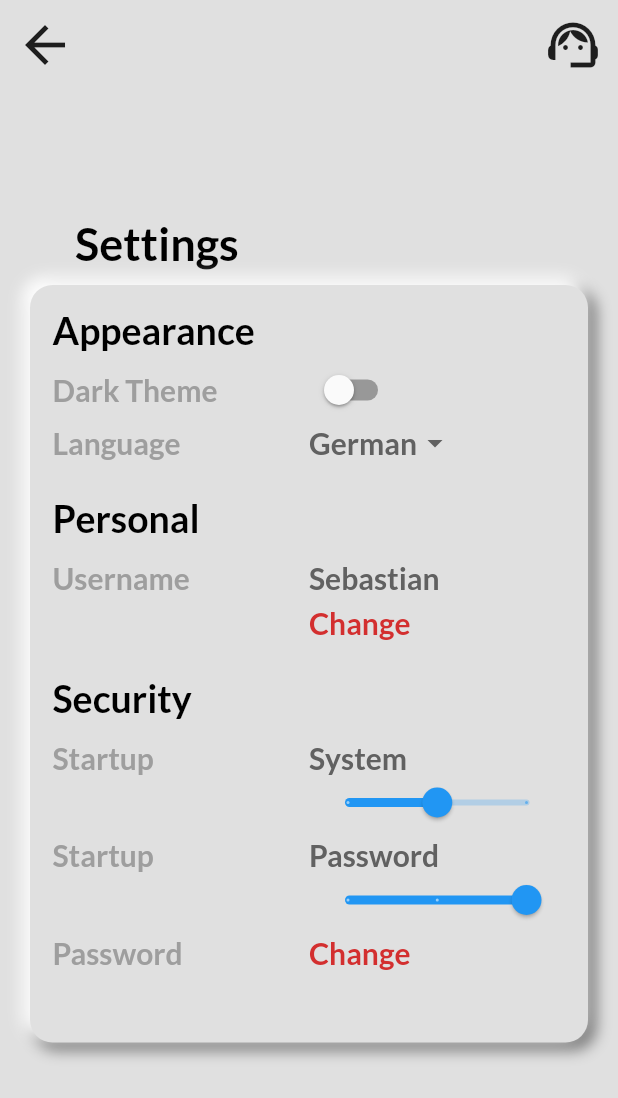
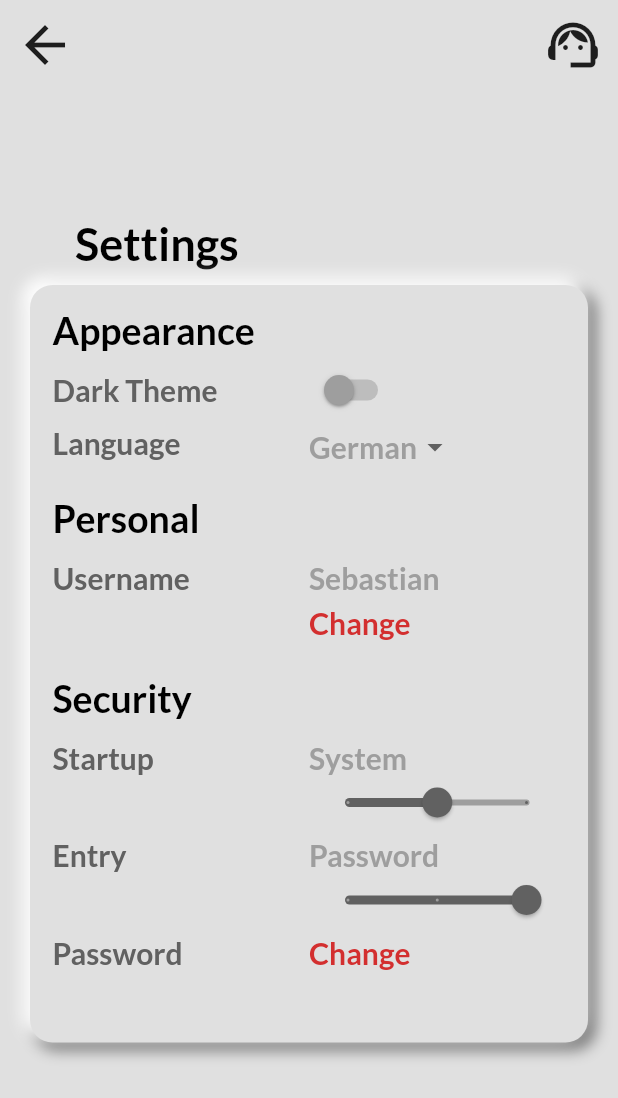
Before and after one commit to bastidmn/passwords_manager, a Flutter app: the screen it shows after launch, scrolled down 576 dp, after a tap on the "settings" icon, on a phone screen of 412 x 824 dp. Shown: the top 1098 px of the screen. Run offline on Flutter 3.47's test engine with Material 2 defaults, Android fonts, the phone set to English and light mode, and no system bars; our stand-ins replace flutter_inset_box_shadow, google_fonts, sticky_headers.

Commit message:
changed color theme

```diff
--- a/lib/visual/home_screen.dart
+++ b/lib/visual/home_screen.dart
@@ -16,6 +16,7 @@ class HomeScreen extends StatefulWidget {
 class _HomeScreenState extends State<HomeScreen>
     with SingleTickerProviderStateMixin {
   bool isPressed;
+  bool isVisible;
   bool dialShown;
   bool isFocused = false;
   AnimationController _controller1;
@@ -27,6 +28,7 @@ class _HomeScreenState extends State<HomeScreen>
   void initState() {
     super.initState();
     isPressed = false;
+    isVisible = false;
     dialShown = false;
     align1 = Alignment(
       0.0,
@@ -80,6 +82,8 @@ class _HomeScreenState extends State<HomeScreen>
                       : Duration(milliseconds: 200),
                   alignment: align1,
                   curve: isPressed ? Curves.easeIn : Curves.easeOut,
+                  child: Visibility(
+                    visible: isVisible,
                     child: AnimatedContainer(
                       duration: Duration(milliseconds: 100),
                       curve: isPressed ? Curves.easeIn : Curves.easeOut,
@@ -107,6 +111,7 @@ class _HomeScreenState extends State<HomeScreen>
                         child: Icon(
                           Icons.add,
                           size: 30,
+                        ),
                       ),
                     ),
                   ),
@@ -157,6 +162,7 @@ class _HomeScreenState extends State<HomeScreen>
                       if (!isPressed) {
                         isPressed = !isPressed;
                         _controller1.forward();
+                        isVisible = true;
                         Future.delayed(Duration(milliseconds: 50), () {
                           setState(() {
                             align1 = Alignment(
--- a/lib/visual/settings_screen.dart
+++ b/lib/visual/settings_screen.dart
@@ -130,7 +130,7 @@ class _SettingsScreenState extends State<SettingsScreen> {
                                 'Dark Theme',
                                 style: GoogleFonts.lato(
                                   //color: Colors.red[800],
-                                  color: Colors.grey[500],
+                                  color: Colors.grey[700],
                                   fontSize: 20.0,
                                   fontWeight: FontWeight.w600,
                                 ),
@@ -142,6 +142,9 @@ class _SettingsScreenState extends State<SettingsScreen> {
                                 alignment: Alignment.centerLeft,
                                 child: Switch(
                                   value: _darkTheme,
+                                  activeColor: Colors.grey[700],
+                                  inactiveTrackColor: Colors.grey[400],
+                                  inactiveThumbColor: Colors.grey[500],
                                   onChanged: (bool newValue) {
                                     setState(() {
                                       _darkTheme = newValue;
@@ -164,7 +167,7 @@ class _SettingsScreenState extends State<SettingsScreen> {
                                 'Language',
                                 style: GoogleFonts.lato(
                                   //color: Colors.red[800],
-                                  color: Colors.grey[500],
+                                  color: Colors.grey[700],
                                   fontSize: 20.0,
                                   fontWeight: FontWeight.w600,
                                 ),
@@ -175,6 +178,7 @@ class _SettingsScreenState extends State<SettingsScreen> {
                               child: Align(
                                 alignment: Alignment.bottomLeft,
                                 child: DropdownButton(
+                                  isDense: true,
                                   value: _dropdownValue,
                                   underline: Container(color: Colors.grey[300]),
                                   onChanged: (String newValue) {
@@ -191,7 +195,7 @@ class _SettingsScreenState extends State<SettingsScreen> {
                                         value,
                                         style: GoogleFonts.lato(
                                           //color: Colors.red[800],
-                                          color: Colors.grey[700],
+                                          color: Colors.grey[500],
                                           fontSize: 20.0,
                                           fontWeight: FontWeight.w600,
                                         ),
@@ -227,7 +231,7 @@ class _SettingsScreenState extends State<SettingsScreen> {
                                 'Username',
                                 style: GoogleFonts.lato(
                                   //color: Colors.red[800],
-                                  color: Colors.grey[500],
+                                  color: Colors.grey[700],
                                   fontSize: 20.0,
                                   fontWeight: FontWeight.w600,
                                 ),
@@ -239,7 +243,7 @@ class _SettingsScreenState extends State<SettingsScreen> {
                                 'Sebastian',
                                 style: GoogleFonts.lato(
                                   //color: Colors.red[800],
-                                  color: Colors.grey[700],
+                                  color: Colors.grey[500],
                                   fontSize: 20.0,
                                   fontWeight: FontWeight.w600,
                                 ),
@@ -298,7 +302,7 @@ class _SettingsScreenState extends State<SettingsScreen> {
                                 'Startup',
                                 style: GoogleFonts.lato(
                                   //color: Colors.red[800],
-                                  color: Colors.grey[500],
+                                  color: Colors.grey[700],
                                   fontSize: 20.0,
                                   fontWeight: FontWeight.w600,
                                 ),
@@ -314,7 +318,7 @@ class _SettingsScreenState extends State<SettingsScreen> {
                                         : 'Password',
                                 style: GoogleFonts.lato(
                                   //color: Colors.red[800],
-                                  color: Colors.grey[700],
+                                  color: Colors.grey[500],
                                   fontSize: 20.0,
                                   fontWeight: FontWeight.w600,
                                 ),
@@ -333,6 +337,8 @@ class _SettingsScreenState extends State<SettingsScreen> {
                               child: Align(
                                 alignment: Alignment.centerLeft,
                                 child: Slider(
+                                  activeColor: Colors.grey[700],
+                                  inactiveColor: Colors.grey[500],
                                   value: _startupSliderValue,
                                   divisions: 2,
                                   min: 0.0,
@@ -356,10 +362,10 @@ class _SettingsScreenState extends State<SettingsScreen> {
                             Expanded(
                               flex: 1,
                               child: Text(
-                                'Startup',
+                                'Entry',
                                 style: GoogleFonts.lato(
                                   //color: Colors.red[800],
-                                  color: Colors.grey[500],
+                                  color: Colors.grey[700],
                                   fontSize: 20.0,
                                   fontWeight: FontWeight.w600,
                                 ),
@@ -375,7 +381,7 @@ class _SettingsScreenState extends State<SettingsScreen> {
                                         : 'Password',
                                 style: GoogleFonts.lato(
                                   //color: Colors.red[800],
-                                  color: Colors.grey[700],
+                                  color: Colors.grey[500],
                                   fontSize: 20.0,
                                   fontWeight: FontWeight.w600,
                                 ),
@@ -394,6 +400,8 @@ class _SettingsScreenState extends State<SettingsScreen> {
                               child: Align(
                                 alignment: Alignment.centerLeft,
                                 child: Slider(
+                                  activeColor: Colors.grey[700],
+                                  inactiveColor: Colors.grey[500],
                                   value: _entrySliderValue,
                                   divisions: 2,
                                   min: 0.0,
@@ -420,7 +428,7 @@ class _SettingsScreenState extends State<SettingsScreen> {
                                 'Password',
                                 style: GoogleFonts.lato(
                                   //color: Colors.red[800],
-                                  color: Colors.grey[500],
+                                  color: Colors.grey[700],
                                   fontSize: 20.0,
                                   fontWeight: FontWeight.w600,
                                 ),
```
Lines whose indentation alone changed are shown as unchanged.
